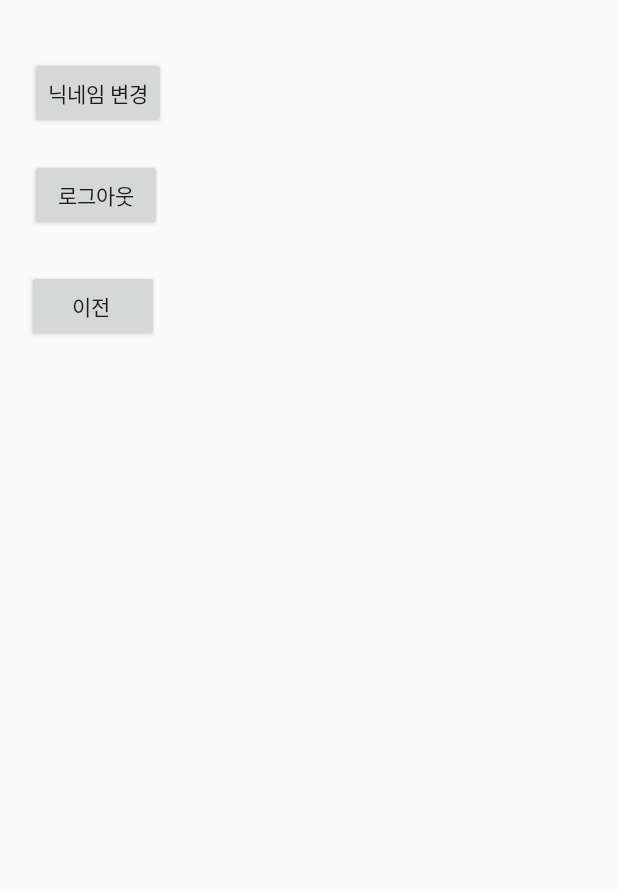
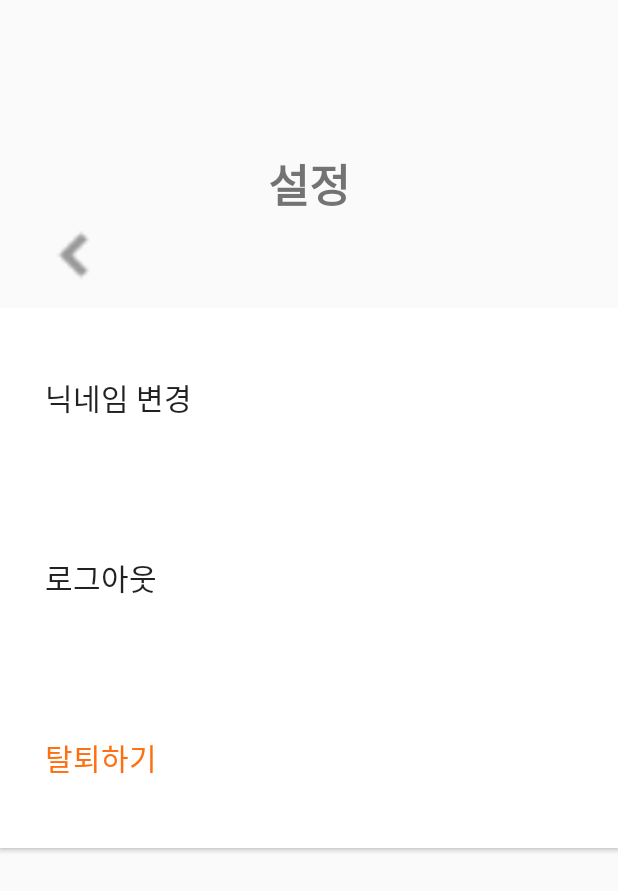
Before and after one commit to fkrdlaos/BODA, an Android app: the SettingsActivity screen opened directly, with no data from a screen before it, on a phone screen of 412 x 824 dp. Shown: the top 891 px of the screen. Run offline under Robolectric (Android 15) with nearby library versions, the phone set to English and light mode, and no system bars; our stand-ins replace Firebase (no records; nobody signed in at launch, a user with empty details on screens opened directly).

Commit message:
24-05-14 05:50 activity_settings.xml UI 수정
뒤로가기 버튼 디자인 back_*.png 파일 추가

```diff
--- a/app/src/main/res/layout/activity_settings.xml
+++ b/app/src/main/res/layout/activity_settings.xml
@@ -5,32 +5,59 @@
     android:layout_height="match_parent"
     tools:context=".SettingsActivity">
 
-    <Button
-        android:id="@+id/buttonNickname"
+    <TextView
+        android:id="@+id/setting"
         android:layout_width="wrap_content"
         android:layout_height="wrap_content"
-        android:layout_alignParentTop="true"
-        android:layout_marginStart="20dp"
-        android:layout_marginTop="38dp"
-        android:text="닉네임 변경" />
-
-    <Button
-        android:id="@+id/buttonLogout"
-        android:layout_width="wrap_content"
-        android:layout_height="wrap_content"
-        android:layout_below="@id/buttonNickname"
-        android:layout_marginStart="20dp"
-        android:layout_marginTop="20dp"
-        android:text="로그아웃" />
+        android:layout_marginTop="150px"
+        android:layout_centerHorizontal="true"
+        android:text="설정"
+        android:textStyle="bold"
+        android:textSize="30sp"/>
 
     <Button
         android:id="@+id/backButton"
-        android:layout_width="wrap_content"
-        android:layout_height="wrap_content"
-        android:layout_below="@+id/buttonLogout"
-        android:layout_alignParentStart="true"
-        android:layout_marginStart="18dp"
-        android:layout_marginTop="26dp"
-        android:text="이전 " />
+        android:layout_width="150px"
+        android:layout_height="150px"
+        android:layout_marginTop="180px"
+        android:background="@drawable/back_gray"/>
 
+    <LinearLayout
+        android:layout_width="match_parent"
+        android:layout_height="match_parent"
+        android:layout_below="@+id/setting"
+        android:layout_marginTop="90px"
+        android:orientation="vertical">
+        <Button
+            android:id="@+id/buttonNickname"
+            android:layout_width="match_parent"
+            android:layout_height="180px"
+            android:background="#FFFFFF"
+            android:gravity="left|center_vertical"
+            android:paddingStart="45px"
+            android:textSize="20sp"
+            android:text="닉네임 변경" />
+
+
+        <Button
+            android:id="@+id/buttonLogout"
+            android:layout_width="match_parent"
+            android:layout_height="180px"
+            android:background="#FFFFFF"
+            android:gravity="left|center_vertical"
+            android:paddingStart="45px"
+            android:textSize="20sp"
+            android:text="로그아웃" />
+
+        <Button
+            android:id="@+id/reset"
+            android:layout_width="match_parent"
+            android:layout_height="180px"
+            android:background="#FFFFFF"
+            android:gravity="left|center_vertical"
+            android:paddingStart="45px"
+            android:textSize="20sp"
+            android:textColor="#FF6F0F"
+            android:text="탈퇴하기 " />
+    </LinearLayout>
 </RelativeLayout>
```
Also changed, not shown: app/src/main/res/drawable/back_black.png (added), app/src/main/res/drawable/back_gray.png (added), app/src/main/res/drawable/back_orange.png (added), app/src/main/res/drawable/back_white.png (added), app/src/main/res/drawable/back_x.png (added).
